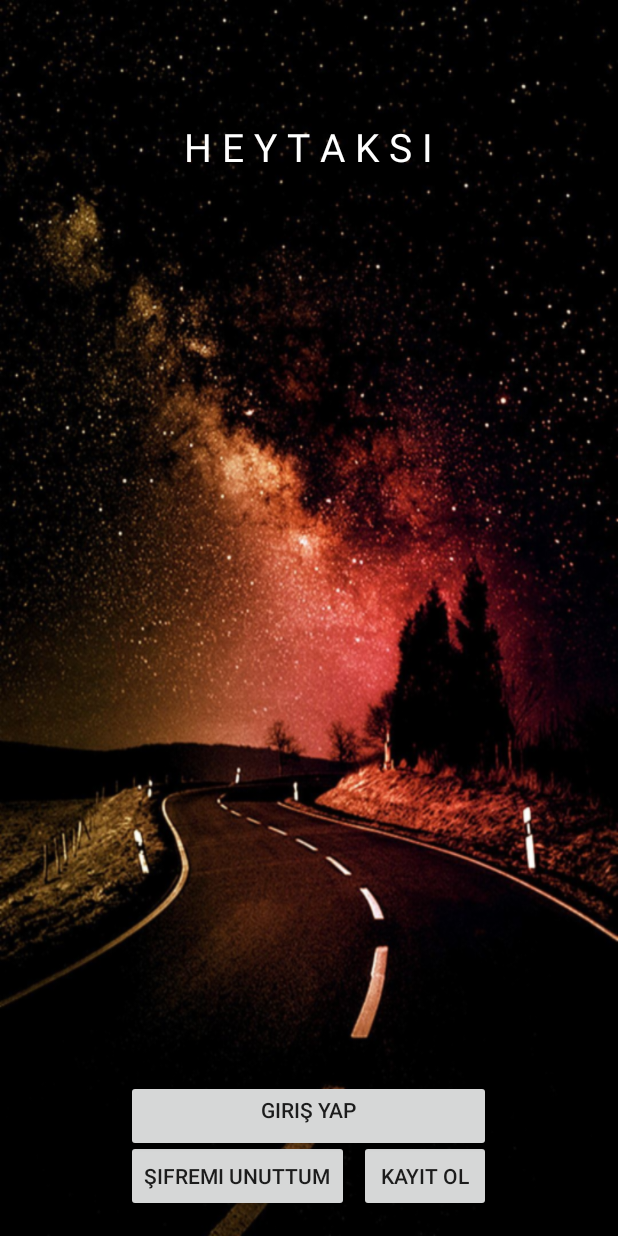
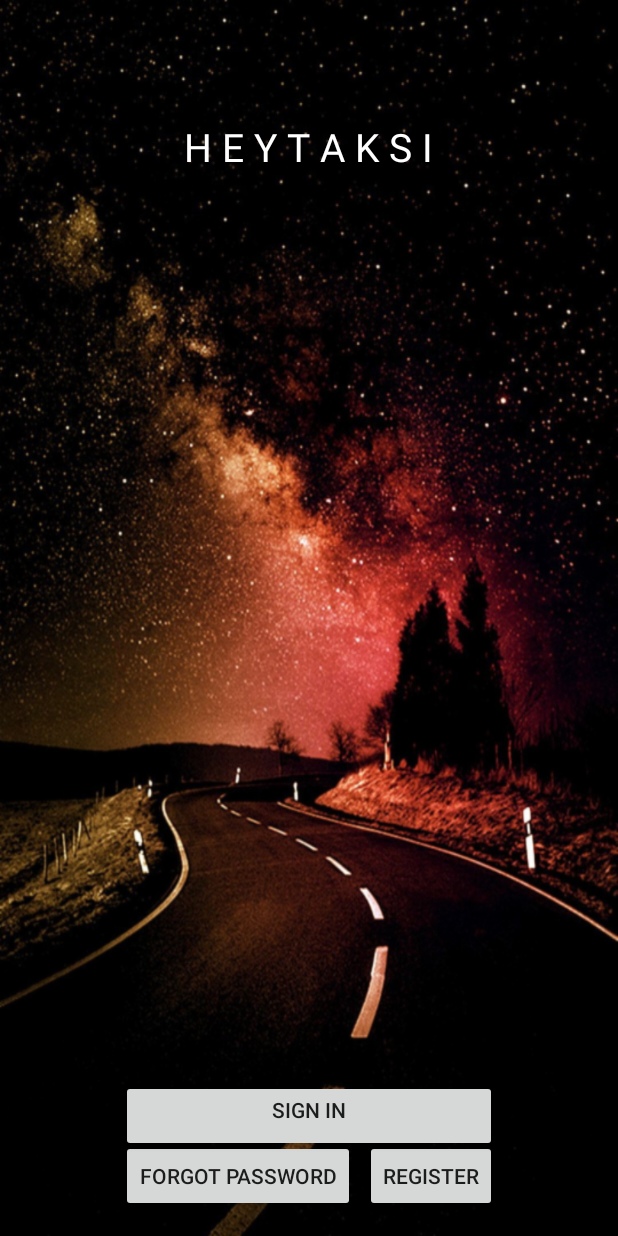
Before and after one commit to Cem-Gulec/HeyTaksi, an Android app: the screen it shows after launch (MainActivity), on a phone screen of 412 x 824 dp. Run offline under Robolectric (Android 15) with nearby library versions, the phone set to English and light mode, and no system bars; our stand-ins replace Firebase (no records; nobody signed in at launch, a user with empty details on screens opened directly); libraries missing offline, so code that uses them is left out: com.rengwuxian.materialedittext.

Commit message:
08.08 commit

```diff
--- a/app/build.gradle
+++ b/app/build.gradle
@@ -22,6 +22,7 @@ dependencies {
     implementation fileTree(dir: 'libs', include: ['*.jar'])
     implementation 'com.android.support:appcompat-v7:27.1.1'
     implementation 'com.android.support.constraint:constraint-layout:1.1.2'
+    implementation 'com.google.android.gms:play-services-maps:15.0.1'
     testImplementation 'junit:junit:4.12'
     androidTestImplementation 'com.android.support.test:runner:1.0.2'
     androidTestImplementation 'com.android.support.test.espresso:espresso-core:3.0.2'
--- a/app/src/main/java/com/example/cem/cardsimulator/MainActivity.java
+++ b/app/src/main/java/com/example/cem/cardsimulator/MainActivity.java
@@ -88,19 +88,73 @@ public class MainActivity extends AppCompatActivity {
 
     private void forgetEvent(){
 
-        //Dialog buraya da gelecek
-        /*String email = resetPasswordFld.getText().toString().trim();
-        auth.sendPasswordResetEmail(email)
-                .addOnCompleteListener(new OnCompleteListener<Void>() {
+        {
+            AlertDialog.Builder dialog = new AlertDialog.Builder(this);
+            dialog.setTitle("FORGOT PASSWORD");
+            dialog.setMessage("Use your email to get validation key");
+
+
+            LayoutInflater inflater = LayoutInflater.from(this);
+            View forgot_layout = inflater.inflate(R.layout.activity_forget_password,null);
+
+            final MaterialEditText edtEmail = forgot_layout.findViewById(R.id.et1);
+
+            final String email = edtEmail.getText().toString().trim();
+
+            dialog.setView(forgot_layout);
+
+            //set button
+            dialog.setPositiveButton("SEND", new DialogInterface.OnClickListener() {
+                @Override
+                public void onClick(DialogInterface dialog, int which) {
+
+                    dialog.dismiss();
+
+                    //check validation
+                    if (TextUtils.isEmpty(edtEmail.getText().toString())) {
+
+                        Snackbar.make(rootLayout, "Please enter email address", Snackbar.LENGTH_SHORT).show();
+                        return;
+                    }
+
+                    //Logic kısmı
+                    String email = edtEmail.getText().toString().trim();
+                     auth.sendPasswordResetEmail(email)
+                         .addOnCompleteListener(new OnCompleteListener<Void>() {
                     @Override
                     public void onComplete(@NonNull Task<Void> task) {
                         if (task.isSuccessful()) {
-                            Toast.makeText(ResetPassword.this, "e-mail buat reset password sudah dikirimkan",Toast.LENGTH_LONG).show();
-                            Intent loginIntent = new Intent (ResetPassword.this, LoginActivity.class);
-                            startActivity(loginIntent);
+                            Toast.makeText(MainActivity.this, "e-mail sent",Toast.LENGTH_LONG).show();
                         }
                     }
-                });*/
+                })
+                     .addOnFailureListener(new OnFailureListener() {
+                         @Override
+                         public void onFailure(@NonNull Exception e) {
+                             Snackbar.make(rootLayout,"Failed"+e.getMessage(),Snackbar.LENGTH_SHORT).show();
+
+                         }
+                     });
+
+
+                }
+            });
+
+            dialog.setNegativeButton("CANCEL", new DialogInterface.OnClickListener() {
+                @Override
+                public void onClick(DialogInterface dialog, int which) {
+                    dialog.dismiss();
+                }
+            });
+
+
+
+
+            dialog.show();
+
+
+
+        }
     }
 
     private void showLoginDialog(){
@@ -108,7 +162,7 @@ public class MainActivity extends AppCompatActivity {
         {
             AlertDialog.Builder dialog = new AlertDialog.Builder(this);
             dialog.setTitle("SIGN IN");
-            dialog.setMessage("Use your email to register");
+            dialog.setMessage("Use your email to sign in");
 
 
             LayoutInflater inflater = LayoutInflater.from(this);
@@ -152,7 +206,7 @@ public class MainActivity extends AppCompatActivity {
                                         @Override
                                         public void onSuccess(AuthResult authResult) {
 
-                                            startActivity(new Intent(MainActivity.this,Main2Activity.class));
+                                            startActivity(new Intent(MainActivity.this,MapsActivity.class));
                                             finish();
                                         }
                                     }).addOnFailureListener(new OnFailureListener() {
--- a/app/src/main/res/layout/activity_main.xml
+++ b/app/src/main/res/layout/activity_main.xml
@@ -30,7 +30,7 @@
 
     <Button
         android:id="@+id/btnSignin"
-        android:text="Giriş Yap"
+        android:text="SIGN IN"
         android:layout_alignBottom="@+id/linear2"
         android:layout_centerHorizontal="true"
         android:layout_marginBottom="40dp"
@@ -57,7 +57,7 @@
             android:layout_toLeftOf="@+id/btnRegister"
             android:layout_marginBottom="0dp"
             android:layout_marginRight="3dp"
-            android:text="Şifremi Unuttum" />
+            android:text="FORGOT PASSWORD" />
 
         <Button
             android:id="@+id/btnRegister"
@@ -65,7 +65,7 @@
             android:layout_width="wrap_content"
             android:layout_height="wrap_content"
             android:layout_marginLeft="3dp"
-            android:text="Kayıt Ol" />
+            android:text="REGISTER" />
 
     </LinearLayout>
 
--- a/app/src/main/res/values/strings.xml
+++ b/app/src/main/res/values/strings.xml
@@ -1,3 +1,4 @@
 <resources>
     <string name="app_name">HeyTaksi</string>
+    <string name="title_activity_maps">Map</string>
 </resources>
--- a/app/src/main/res/values/styles.xml
+++ b/app/src/main/res/values/styles.xml
@@ -15,4 +15,9 @@
         <item name="android:windowContentOverlay">@null</item>
     </style>
 
+    <!-- SplashScreen theme. -->
+    <style name="SplashTheme" parent="Theme.AppCompat.NoActionBar">
+        <item name="android:windowBackground">@drawable/taxi_auto_city_122356_1080x1920</item>
+    </style>
+
 </resources>
```
Also changed, not shown: app/src/debug/res/values/google_maps_api.xml (added, +24 -0 lines), app/src/main/AndroidManifest.xml (+22 -2 lines), app/src/main/java/com/example/cem/cardsimulator/ForgetPassword.java (deleted, +0 -13 lines), app/src/main/java/com/example/cem/cardsimulator/Main2Activity.java (deleted, +0 -13 lines), app/src/main/java/com/example/cem/cardsimulator/MapsActivity.java (added, +125 -0 lines), app/src/main/res/layout/activity_forget_password.xml (+21 -17 lines), app/src/main/res/layout/activity_main2.xml (deleted, +0 -9 lines), app/src/main/res/layout/activity_maps.xml (added, +53 -0 lines), app/src/main/res/drawable-hdpi/taxi_auto_city_122356_1080x1920.png (added), app/src/main/res/drawable-mdpi/taxi_auto_city_122356_1080x1920.png (added), 4 other files.
